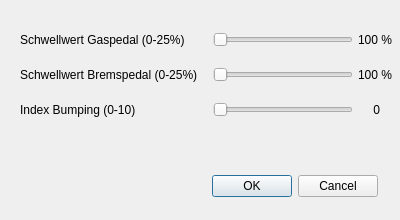
First picture: the form in wheelslipconfiguration.ui, repository Lumlumski/PedalVibration, before the edit.
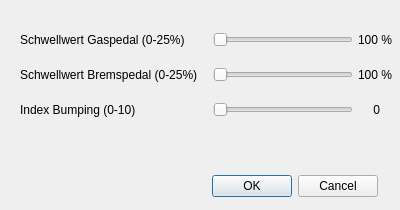
Second picture: the form after the edit. Icons and pictures are not drawn.

Commit message: Changed window size

The edit to the form file:
```diff
--- a/wheelslipconfiguration.ui
+++ b/wheelslipconfiguration.ui
@@ -7,7 +7,7 @@
     <x>0</x>
     <y>0</y>
     <width>400</width>
-    <height>220</height>
+    <height>210</height>
    </rect>
   </property>
   <property name="sizePolicy">
```
The commit also changes 3 other files.
